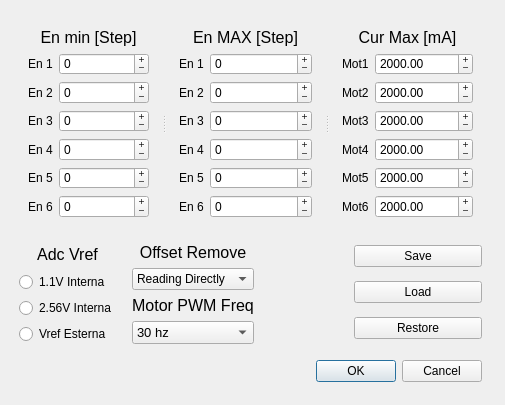
This is SourceCode/2_uiSource/ScorbotUI_cpp/src/scorbotUi/ui_source/settingBoardWindow.ui in Alfystar/Scorbot-CA as Qt 5 draws it before an edit. The edited form follows.
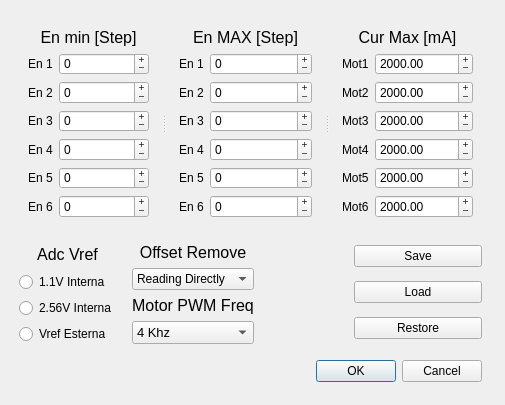
This is the edited form.

```diff
--- a/SourceCode/2_uiSource/ScorbotUI_cpp/src/scorbotUi/ui_source/settingBoardWindow.ui
+++ b/SourceCode/2_uiSource/ScorbotUI_cpp/src/scorbotUi/ui_source/settingBoardWindow.ui
@@ -711,6 +711,9 @@
                                                         <property name="editable">
                                                             <bool>false</bool>
                                                         </property>
+              <property name="currentIndex">
+               <number>3</number>
+              </property>
                                                         <item>
                                                             <property name="text">
                                                                 <string>30 hz</string>
```
Left out of the diff: 10 changed lines with no effect on the pictures. Lines whose indentation alone changed are shown as unchanged.
